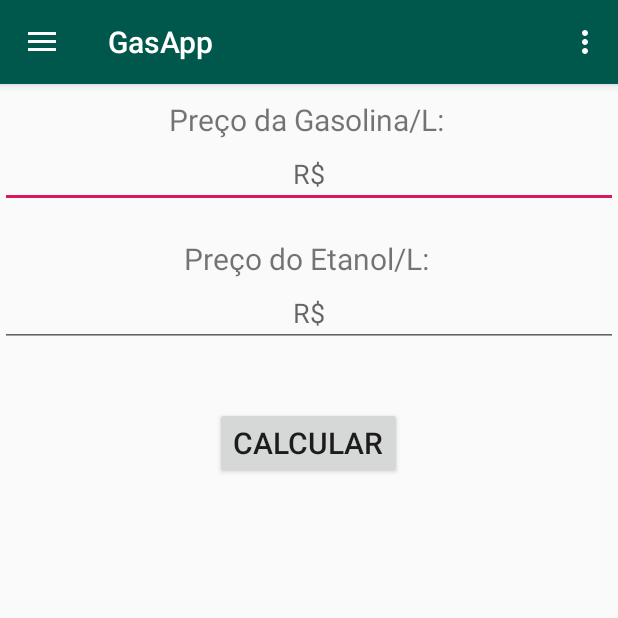
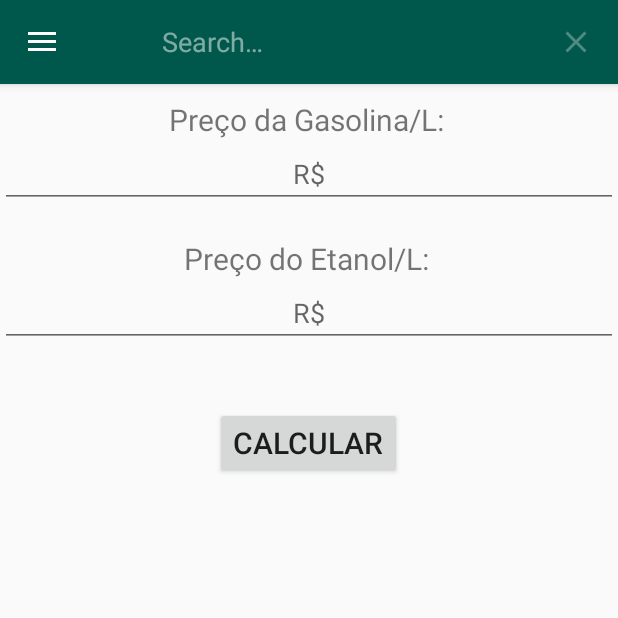
Before and after one commit to lucaswatanuki/gasapp, an Android app: the screen it shows after launch once a user with an empty profile is signed in (MainActivity), in the side drawer, after a tap on "Calculadora", on a phone screen of 412 x 824 dp, the top half of it. Run offline under Robolectric (Android 15) with nearby library versions, the phone set to English and light mode, and no system bars; our stand-ins replace Firebase (no records; nobody signed in at launch, a user with empty details on screens opened directly).

Commit message:
Correções no update do histórico

```diff
--- a/app/src/main/AndroidManifest.xml
+++ b/app/src/main/AndroidManifest.xml
@@ -14,7 +14,7 @@
         android:theme="@style/AppTheme">
         <activity
             android:name=".EditActivity"
-            android:label="@string/title_activity_edit"
+            android:label="GasApp"
             android:theme="@style/AppTheme.NoActionBar"></activity>
         <activity
             android:name=".MainActivity"
--- a/app/src/main/java/br/unicamp/ft/l202143_f197054/HistoricoFragment.java
+++ b/app/src/main/java/br/unicamp/ft/l202143_f197054/HistoricoFragment.java
@@ -5,16 +5,22 @@ import android.content.Intent;
 import android.os.Bundle;
 import android.support.annotation.NonNull;
 import android.support.v4.app.Fragment;
+import android.support.v4.view.MenuItemCompat;
 import android.support.v7.widget.CardView;
 import android.support.v7.widget.LinearLayoutManager;
 import android.support.v7.widget.RecyclerView;
 import android.support.v7.widget.helper.ItemTouchHelper;
 import android.util.Log;
 import android.view.LayoutInflater;
+import android.view.Menu;
+import android.view.MenuInflater;
+import android.view.MenuItem;
 import android.view.View;
 import android.view.ViewGroup;
 import android.widget.ImageView;
+import android.widget.SearchView;
 import android.widget.TextView;
+import android.widget.Toast;
 
 import com.firebase.ui.database.FirebaseRecyclerAdapter;
 import com.firebase.ui.database.FirebaseRecyclerOptions;
@@ -40,9 +46,8 @@ public class HistoricoFragment extends Fragment {
     private FirebaseRecyclerAdapter<HistoricoDB, HistoricoViewHolder> adapter;
     private DatabaseReference databaseReference;
     private View lview;
-    String cData, cLitros, cTipo;
 
-    public class HistoricoViewHolder extends RecyclerView.ViewHolder {
+    public static class HistoricoViewHolder extends RecyclerView.ViewHolder {
         TextView tvData;
         TextView tvTipo;
         TextView tvLitros;
@@ -73,8 +78,6 @@ public class HistoricoFragment extends Fragment {
     }
 
 
-
-
     @Override
     public View onCreateView(final LayoutInflater inflater, ViewGroup container,
                              Bundle savedInstanceState) {
@@ -83,7 +86,7 @@ public class HistoricoFragment extends Fragment {
             lview = inflater.inflate(R.layout.fragment_historico, container, false);
         }
 
-        mFirebaseDatabaseReference = FirebaseDatabase.getInstance().getReferenceFromUrl("https://gasapp-c67e5.firebaseio.com/");
+        mFirebaseDatabaseReference = FirebaseDatabase.getInstance().getReference();
         SnapshotParser<HistoricoDB> parser = new SnapshotParser<HistoricoDB>() {
             @Override
             public HistoricoDB parseSnapshot(DataSnapshot dataSnapshot) {
@@ -123,16 +126,24 @@ public class HistoricoFragment extends Fragment {
                         }
                     });
                 } catch (IndexOutOfBoundsException e) {
+                    Toast.makeText(getContext(), "Removido", Toast.LENGTH_SHORT).show();
 
                 }
 
                 final String cData = getItem(position).getData();
+                final String cTipo = getItem(position).getTipo();
+                final Double cLitros = getItem(position).getLitros();
+                final Double cTotal = getItem(position).getTotal();
+
 
                 viewHolder.cardView.setOnClickListener(new View.OnClickListener() {
                     @Override
                     public void onClick(View v) {
                         Intent intent = new Intent(getActivity(), EditActivity.class);
                         intent.putExtra("cData", cData);
+                        intent.putExtra("cTipo", cTipo);
+                        intent.putExtra("cLitros", cLitros);
+                        intent.putExtra("cTotal", cTotal);
                         startActivity(intent);
                     }
                 });
@@ -159,15 +170,14 @@ public class HistoricoFragment extends Fragment {
             }
         };
 
-
         LinearLayoutManager llm = new LinearLayoutManager(getActivity());
         llm.setOrientation(LinearLayoutManager.VERTICAL);
         RecyclerView mRecycler = ((RecyclerView) lview.findViewById(R.id.recycler_view));
         mRecycler.setLayoutManager(llm);
         mRecycler.setAdapter(mFirebaseAdapter);
-
         return lview;
     }
+
 
     @Override
     public void onStart() {
--- a/app/src/main/java/br/unicamp/ft/l202143_f197054/MainActivity.java
+++ b/app/src/main/java/br/unicamp/ft/l202143_f197054/MainActivity.java
@@ -2,11 +2,13 @@ package br.unicamp.ft.l202143_f197054;
 
 import android.content.Intent;
 import android.os.Bundle;
+import android.support.annotation.NonNull;
 import android.support.design.widget.FloatingActionButton;
 import android.support.design.widget.Snackbar;
 import android.support.v4.app.Fragment;
 import android.support.v4.app.FragmentManager;
 import android.support.v4.app.FragmentTransaction;
+import android.support.v4.view.MenuItemCompat;
 import android.view.View;
 import android.support.design.widget.NavigationView;
 import android.support.v4.view.GravityCompat;
@@ -16,10 +18,18 @@ import android.support.v7.app.AppCompatActivity;
 import android.support.v7.widget.Toolbar;
 import android.view.Menu;
 import android.view.MenuItem;
+import android.view.ViewGroup;
 import android.widget.EditText;
+import android.widget.SearchView;
 
+import com.firebase.ui.database.FirebaseRecyclerAdapter;
 import com.google.firebase.auth.FirebaseAuth;
 import com.google.firebase.auth.FirebaseUser;
+import com.google.firebase.database.DatabaseReference;
+import com.google.firebase.database.FirebaseDatabase;
+import com.google.firebase.database.Query;
+
+import br.unicamp.ft.l202143_f197054.HistoricoFragment.HistoricoViewHolder;
 
 public class MainActivity extends AppCompatActivity
         implements NavigationView.OnNavigationItemSelectedListener {
@@ -27,6 +37,7 @@ public class MainActivity extends AppCompatActivity
     private FragmentManager fragmentManager;
     private FirebaseAuth mFirebaseAuth;
     private FirebaseUser mFirebaseUser;
+
 
 
     @Override
@@ -65,8 +76,9 @@ public class MainActivity extends AppCompatActivity
             finish();
             return;
         }
+    }
 
-    }
+
 
     @Override
     public void onBackPressed() {
@@ -82,7 +94,7 @@ public class MainActivity extends AppCompatActivity
     public boolean onCreateOptionsMenu(Menu menu) {
         // Inflate the menu; this adds items to the action bar if it is present.
         getMenuInflater().inflate(R.menu.main, menu);
-        return true;
+        return super.onCreateOptionsMenu(menu);
     }
 
     @Override
@@ -91,12 +103,6 @@ public class MainActivity extends AppCompatActivity
         // automatically handle clicks on the Home/Up button, so long
         // as you specify a parent activity in AndroidManifest.xml.
         int id = item.getItemId();
-
-        //noinspection SimplifiableIfStatement
-        if (id == R.id.action_settings) {
-            return true;
-        }
-
         return super.onOptionsItemSelected(item);
     }
 
@@ -132,10 +138,10 @@ public class MainActivity extends AppCompatActivity
             }
 
             replaceFragment(calculadora, "calculadora");
-        } else if (id == R.id.notafiscal){
+        } else if (id == R.id.notafiscal) {
             Fragment notafiscal = fragmentManager.findFragmentByTag("nota");
 
-            if (notafiscal == null){
+            if (notafiscal == null) {
                 notafiscal = new NotaFiscalFragment();
             }
             replaceFragment(notafiscal, "nota");
--- /dev/null
+++ b/app/src/main/res/drawable-anydpi/ic_action_name.xml
@@ -0,0 +1,10 @@
+<vector xmlns:android="http://schemas.android.com/apk/res/android"
+    android:width="24dp"
+    android:height="24dp"
+    android:viewportWidth="24"
+    android:viewportHeight="24"
+    android:tint="#FFFFFF">
+    <path
+        android:fillColor="#FF000000"
+        android:pathData="M15.5,14h-0.79l-0.28,-0.27C15.41,12.59 16,11.11 16,9.5 16,5.91 13.09,3 9.5,3S3,5.91 3,9.5 5.91,16 9.5,16c1.61,0 3.09,-0.59 4.23,-1.57l0.27,0.28v0.79l5,4.99L20.49,19l-4.99,-5zM9.5,14C7.01,14 5,11.99 5,9.5S7.01,5 9.5,5 14,7.01 14,9.5 11.99,14 9.5,14z"/>
+</vector>
--- a/app/src/main/res/layout/fragment_calculadora.xml
+++ b/app/src/main/res/layout/fragment_calculadora.xml
@@ -71,7 +71,8 @@
         android:layout_width="wrap_content"
         android:layout_height="wrap_content"
         android:layout_gravity="center"
-        android:layout_marginTop="60dp"
+        android:gravity="center"
+        android:layout_marginTop="10dp"
         android:textSize="30dp" />
 
     <ImageView
--- a/app/src/main/res/menu/activity_main_drawer.xml
+++ b/app/src/main/res/menu/activity_main_drawer.xml
@@ -17,19 +17,10 @@
             android:icon="@drawable/ic_calculadora"
             android:title="Calculadora" />
 
+        <item
+            android:id="@+id/notafiscal"
+            android:icon="@drawable/ic_menu_send"
+            android:title="Nota Fiscal" />
+
     </group>
-
-    <item android:title="Communicate">
-        <menu>
-            <item
-                android:id="@+id/nav_share"
-                android:icon="@drawable/ic_menu_share"
-                android:title="Share" />
-            <item
-                android:id="@+id/notafiscal"
-                android:icon="@drawable/ic_menu_send"
-                android:title="Nota Fiscal" />
-        </menu>
-    </item>
-
 </menu>
--- a/app/src/main/res/menu/main.xml
+++ b/app/src/main/res/menu/main.xml
@@ -1,9 +1,12 @@
 <?xml version="1.0" encoding="utf-8"?>
 <menu xmlns:android="http://schemas.android.com/apk/res/android"
     xmlns:app="http://schemas.android.com/apk/res-auto">
+
     <item
-        android:id="@+id/action_settings"
-        android:orderInCategory="100"
-        android:title="@string/action_settings"
-        app:showAsAction="never" />
+        android:id="@+id/action_search"
+        android:title="Search"
+        android:icon="@drawable/ic_action_name"
+        app:showAsAction="always"
+        app:actionViewClass="android.support.v7.widget.SearchView"
+        />
 </menu>
```
Also changed, not shown: app/src/main/java/br/unicamp/ft/l202143_f197054/EditActivity.java (+15 -12 lines), app/src/main/java/br/unicamp/ft/l202143_f197054/EditFragment.java (deleted, +0 -104 lines), app/src/main/res/layout/activity_edit.xml (+5 -8 lines), app/src/main/res/layout/content_edit.xml (+18 -0 lines), app/src/main/res/layout/fragment_edit.xml (deleted, +0 -85 lines), app/src/main/res/layout/nav_header_main.xml (+1 -7 lines), app/src/main/res/drawable-hdpi/ic_action_name.png (added), app/src/main/res/drawable-mdpi/ic_action_name.png (added), app/src/main/res/drawable-xhdpi/ic_action_name.png (added), app/src/main/res/drawable-xxhdpi/ic_action_name.png (added).
